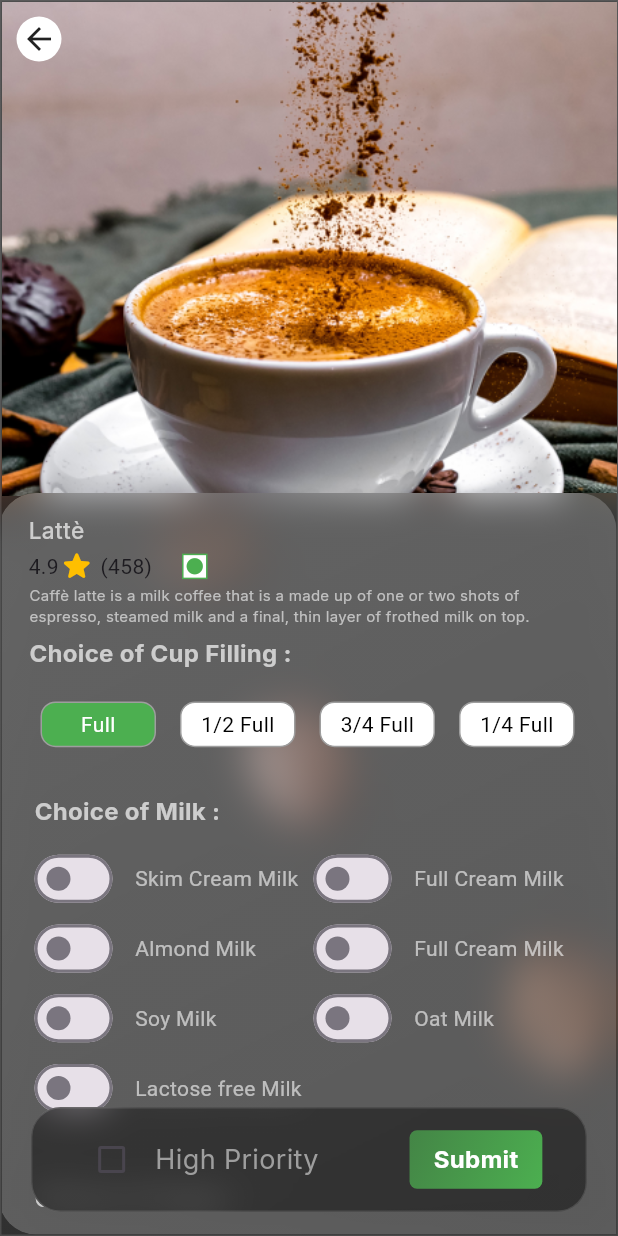
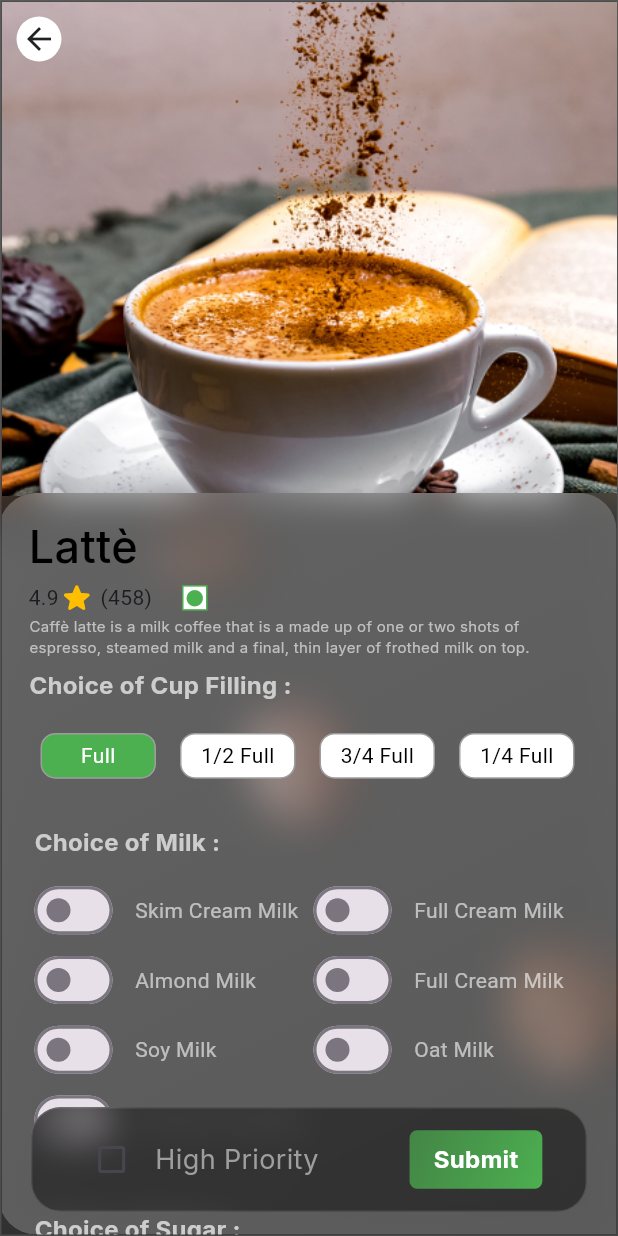
Before and after one commit to Sahilpervez/brew-coffee, a Flutter app: the DetailsPage screen opened by its route, on a phone screen of 412 x 824 dp. Run offline on Flutter 3.47's test engine with Material 2 defaults, Android fonts, the phone set to English and light mode, and no system bars; our stand-ins replace flutter_riverpod, flutter_svg, sizer.

Commit message:
modified some texts

```diff
--- a/brew_coffee/lib/src/features/details/views/details.dart
+++ b/brew_coffee/lib/src/features/details/views/details.dart
@@ -1,13 +1,9 @@
 import 'dart:math';
-import 'dart:ui';
 
 import 'package:flutter/material.dart';
-import 'package:flutter/rendering.dart';
-import 'package:flutter_svg/flutter_svg.dart';
 import 'package:sizer/sizer.dart';
 
 import '../../../commons/FrozenGlass.dart';
-import '../../../commons/bottom_nav_bar.dart';
 import '../../../res/assets.dart';
 
 class DetailsPage extends StatelessWidget {
@@ -133,8 +129,8 @@ class DetailsPage extends StatelessWidget {
                               child: Text(
                                 'Lattè',
                                 style: TextStyle(
-                                  color: const Color(0xFFCDCDCD),
-                                  fontSize: (size.width < 520) ? 11.sp : 15,
+                                  color: Colors.black,
+                                  fontSize: (size.width < 520) ? 30 : 20,
                                   fontFamily: 'Inter',
                                   fontWeight: FontWeight.w500,
                                 ),
```
